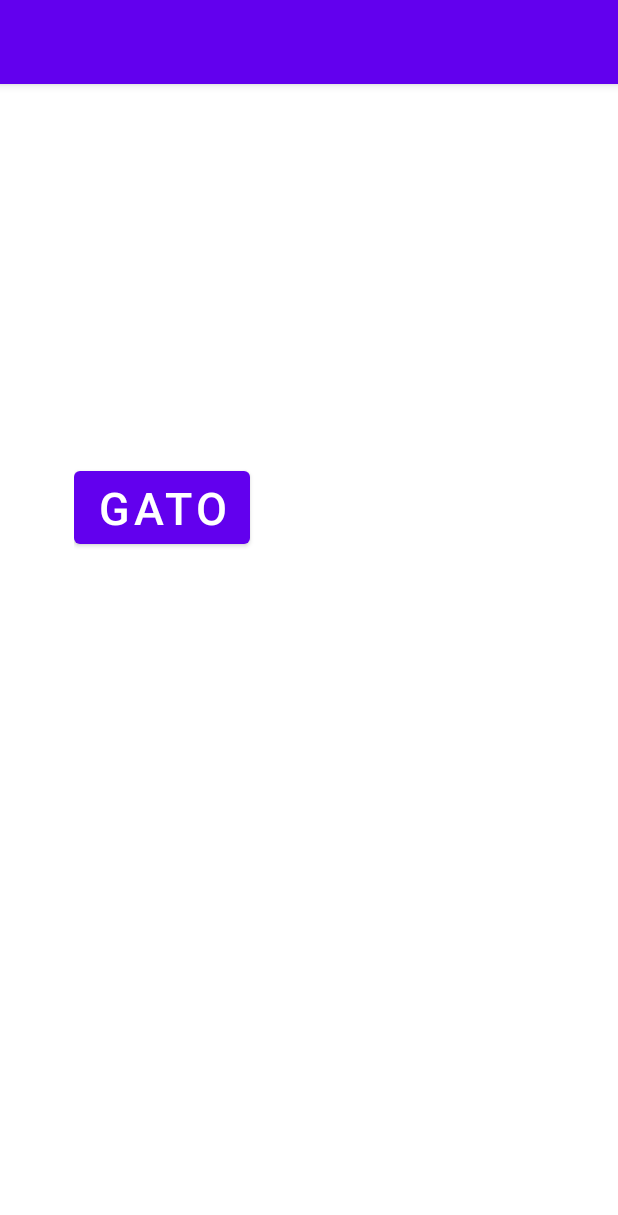
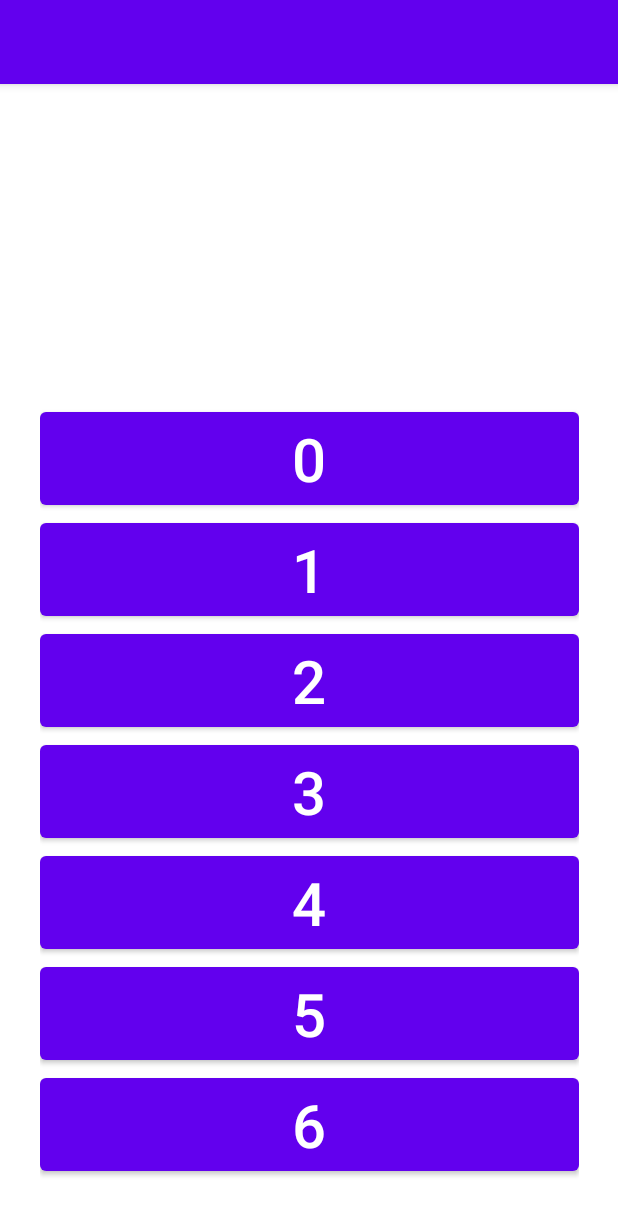
Before and after one commit to programadornovato/Mi-Primer-Proyecto-Android-Studio, an Android app: the screen it shows after launch (MainActivity), on a phone screen of 412 x 824 dp. Shown: the top 1215 px of the screen. Run offline under Robolectric (Android 15) with nearby library versions, the phone set to English and light mode, and no system bars.

Commit message:
ScrollView Android Studio [43]
Video:
https://youtu.be/BtuJdUTwORA

```diff
--- a/app/src/main/java/com/programadornovato/miprimerproyecto/MainActivity.kt
+++ b/app/src/main/java/com/programadornovato/miprimerproyecto/MainActivity.kt
@@ -6,24 +6,28 @@ import android.view.View
 import android.widget.Button
 import android.widget.TableLayout
 import android.widget.TextView
+import android.widget.Toast
 import androidx.appcompat.app.AppCompatActivity
 import java.lang.Exception
 
 class MainActivity : AppCompatActivity() {
-    var btnPerro:Button?=null
-    var btnGato:Button?=null
     override fun onCreate(savedInstanceState: Bundle?) {
         super.onCreate(savedInstanceState)
         setContentView(R.layout.activity_main)
-        btnPerro=findViewById(R.id.btnPerro)
-        btnGato=findViewById(R.id.btnGato)
     }
-    fun clickPerro(view: View){
-        btnPerro?.visibility=View.GONE
-        btnGato?.visibility=View.VISIBLE
-    }
-    fun clickGato(view: View){
-        btnPerro?.visibility=View.VISIBLE
-        btnGato?.visibility=View.GONE
+    fun clicBoton(view: View){
+        when(view.id){
+            R.id.btn0 -> Toast.makeText(this,"Diste click en 0",Toast.LENGTH_LONG).show()
+            R.id.btn1 -> Toast.makeText(this,"Diste click en 1",Toast.LENGTH_LONG).show()
+            R.id.btn2 -> Toast.makeText(this,"Diste click en 2",Toast.LENGTH_LONG).show()
+            R.id.btn3 -> Toast.makeText(this,"Diste click en 3",Toast.LENGTH_LONG).show()
+            R.id.btn4 -> Toast.makeText(this,"Diste click en 4",Toast.LENGTH_LONG).show()
+            R.id.btn5 -> Toast.makeText(this,"Diste click en 5",Toast.LENGTH_LONG).show()
+            R.id.btn6 -> Toast.makeText(this,"Diste click en 6",Toast.LENGTH_LONG).show()
+            R.id.btn7 -> Toast.makeText(this,"Diste click en 7",Toast.LENGTH_LONG).show()
+            R.id.btn8 -> Toast.makeText(this,"Diste click en 8",Toast.LENGTH_LONG).show()
+            R.id.btn9 -> Toast.makeText(this,"Diste click en 9",Toast.LENGTH_LONG).show()
+            R.id.btn10 -> Toast.makeText(this,"Diste click en 10",Toast.LENGTH_LONG).show()
+        }
     }
 }
--- a/app/src/main/res/layout/activity_main.xml
+++ b/app/src/main/res/layout/activity_main.xml
@@ -6,29 +6,96 @@
     android:layout_height="match_parent"
     tools:context=".MainActivity">
 
-    <FrameLayout
-        android:layout_width="313dp"
-        android:layout_height="262dp"
-        android:layout_marginTop="252dp"
+    <ScrollView
+        android:layout_width="359dp"
+        android:layout_height="519dp"
+        android:layout_marginBottom="36dp"
+        app:layout_constraintBottom_toBottomOf="parent"
         app:layout_constraintEnd_toEndOf="parent"
-        app:layout_constraintStart_toStartOf="parent"
-        app:layout_constraintTop_toTopOf="parent">
+        app:layout_constraintStart_toStartOf="parent">
 
-        <Button
-            android:id="@+id/btnPerro"
-            android:layout_width="wrap_content"
+        <LinearLayout
+            android:layout_width="match_parent"
             android:layout_height="wrap_content"
-            android:onClick="clickPerro"
-            android:text="Perro"
-            android:textSize="30sp"
-            android:visibility="gone" />
+            android:orientation="vertical" >
 
-        <Button
-            android:id="@+id/btnGato"
-            android:layout_width="wrap_content"
-            android:layout_height="wrap_content"
-            android:onClick="clickGato"
-            android:text="Gato"
-            android:textSize="30sp" />
-    </FrameLayout>
+            <Button
+                android:id="@+id/btn0"
+                android:layout_width="match_parent"
+                android:layout_height="wrap_content"
+                android:onClick="clicBoton"
+                android:text="0"
+                android:textSize="40sp" />
+            <Button
+                android:id="@+id/btn1"
+                android:layout_width="match_parent"
+                android:layout_height="wrap_content"
+                android:onClick="clicBoton"
+                android:text="1"
+                android:textSize="40sp" />
+            <Button
+                android:id="@+id/btn2"
+                android:layout_width="match_parent"
+                android:layout_height="wrap_content"
+                android:onClick="clicBoton"
+                android:text="2"
+                android:textSize="40sp" />
+            <Button
+                android:id="@+id/btn3"
+                android:layout_width="match_parent"
+                android:layout_height="wrap_content"
+                android:onClick="clicBoton"
+                android:text="3"
+                android:textSize="40sp" />
+            <Button
+                android:id="@+id/btn4"
+                android:layout_width="match_parent"
+                android:layout_height="wrap_content"
+                android:onClick="clicBoton"
+                android:text="4"
+                android:textSize="40sp" />
+            <Button
+                android:id="@+id/btn5"
+                android:layout_width="match_parent"
+                android:layout_height="wrap_content"
+                android:onClick="clicBoton"
+                android:text="5"
+                android:textSize="40sp" />
+            <Button
+                android:id="@+id/btn6"
+                android:layout_width="match_parent"
+                android:layout_height="wrap_content"
+                android:onClick="clicBoton"
+                android:text="6"
+                android:textSize="40sp" />
+            <Button
+                android:id="@+id/btn7"
+                android:layout_width="match_parent"
+                android:layout_height="wrap_content"
+                android:onClick="clicBoton"
+                android:text="7"
+                android:textSize="40sp" />
+            <Button
+                android:id="@+id/btn8"
+                android:layout_width="match_parent"
+                android:layout_height="wrap_content"
+                android:onClick="clicBoton"
+                android:text="8"
+                android:textSize="40sp" />
+            <Button
+                android:id="@+id/btn9"
+                android:layout_width="match_parent"
+                android:layout_height="wrap_content"
+                android:onClick="clicBoton"
+                android:text="9"
+                android:textSize="40sp" />
+            <Button
+                android:id="@+id/btn10"
+                android:layout_width="match_parent"
+                android:layout_height="wrap_content"
+                android:onClick="clicBoton"
+                android:text="10"
+                android:textSize="40sp" />
+        </LinearLayout>
+    </ScrollView>
 </androidx.constraintlayout.widget.ConstraintLayout>
```
